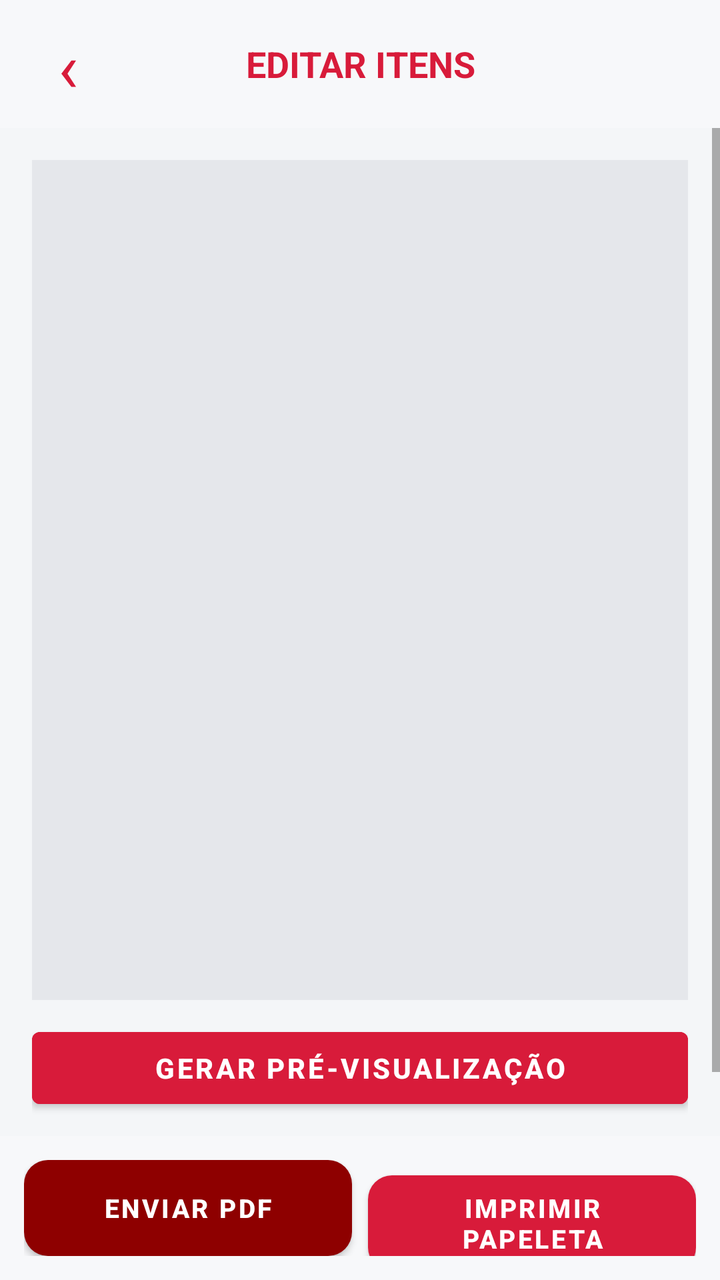
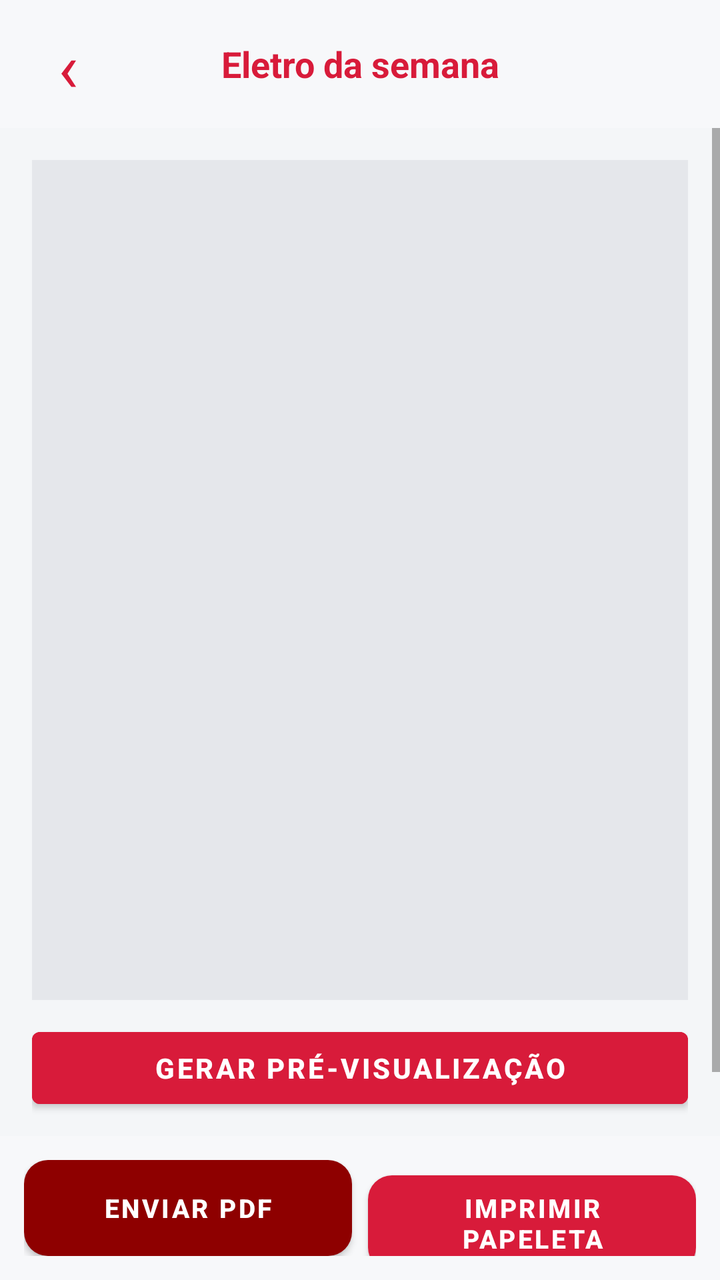

The first picture is an Android layout as it rendered before a commit; the second is the same layout after the commit. The layout source and the unified diff follow.
<!-- AndroidManifest.xml: activity theme AppTheme.NoActionBar -->
<!-- res/layout/activity_eletro_semana.xml -->
<?xml version="1.0" encoding="utf-8"?>
<LinearLayout xmlns:android="http://schemas.android.com/apk/res/android"
    xmlns:app="http://schemas.android.com/apk/res-auto"
    android:layout_width="match_parent"
    android:layout_height="match_parent"
    android:orientation="vertical"
    android:background="#F4F6F8">

    <LinearLayout
        android:layout_width="match_parent"
        android:layout_height="wrap_content"
        android:orientation="horizontal"
        android:gravity="center_vertical"
        android:background="#F7F8FA"
        android:paddingHorizontal="12dp"
        android:paddingVertical="10dp">

        <TextView
            android:id="@+id/btnVoltarEletro"
            android:layout_width="44dp"
            android:layout_height="44dp"
            android:gravity="center"
            android:text="‹"
            android:textColor="#D81B3A"
            android:textSize="34sp" />

        <TextView
            android:id="@+id/tvTituloEletro"
            android:layout_width="0dp"
            android:layout_height="wrap_content"
            android:layout_weight="1"
            android:gravity="center"
            android:text="EDITAR ITENS"
            android:textColor="#D81B3A"
            android:textSize="18sp"
            android:textStyle="bold" />

        <View
            android:layout_width="44dp"
            android:layout_height="44dp" />
    </LinearLayout>

    <ScrollView
        android:layout_width="match_parent"
        android:layout_height="0dp"
        android:layout_weight="1">

        <LinearLayout
            android:layout_width="match_parent"
            android:layout_height="wrap_content"
            android:orientation="vertical"
            android:padding="16dp">

            <ImageView
                android:id="@+id/ivPreviewEletro"
                android:layout_width="match_parent"
                android:layout_height="420dp"
                android:background="#E5E7EB"
                android:adjustViewBounds="false"
                android:scaleType="fitCenter" />

            <Button
                android:id="@+id/btnGerarPreviewEletro"
                android:layout_width="match_parent"
                android:layout_height="48dp"
                android:layout_marginTop="10dp"
                android:backgroundTint="#D81B3A"
                android:text="GERAR PRÉ-VISUALIZAÇÃO"
                android:textColor="#FFFFFF"
                android:textStyle="bold" />

            <TextView
                android:id="@+id/tvStatusEletro"
                android:layout_width="match_parent"
                android:layout_height="wrap_content"
                android:paddingVertical="6dp"
                android:gravity="center"
                android:textColor="#64748B"
                android:textSize="12sp" />

            <LinearLayout
                android:id="@+id/layoutEletroForm"
                android:layout_width="match_parent"
                android:layout_height="wrap_content"
                android:orientation="vertical" />
        </LinearLayout>
    </ScrollView>

    <LinearLayout
        android:layout_width="match_parent"
        android:layout_height="wrap_content"
        android:orientation="horizontal"
        android:background="#F7F8FA"
        android:padding="12dp">

        <com.google.android.material.button.MaterialButton
            android:id="@+id/btnShareEletro"
            android:layout_width="0dp"
            android:layout_height="48dp"
            android:layout_weight="1"
            android:insetTop="0dp"
            android:insetBottom="0dp"
            android:text="ENVIAR PDF"
            android:textColor="#FFFFFF"
            android:textSize="13sp"
            android:textStyle="bold"
            app:backgroundTint="#8E0000"
            app:cornerRadius="12dp" />

        <com.google.android.material.button.MaterialButton
            android:id="@+id/btnImprimirEletro"
            android:layout_width="0dp"
            android:layout_height="48dp"
            android:layout_marginStart="8dp"
            android:layout_weight="1"
            android:insetTop="0dp"
            android:insetBottom="0dp"
            android:text="IMPRIMIR PAPELETA"
            android:textColor="#FFFFFF"
            android:textSize="13sp"
            android:textStyle="bold"
            app:backgroundTint="#D81B3A"
            app:cornerRadius="12dp" />
    </LinearLayout>
</LinearLayout>
<!-- resources referenced by this layout -->
<resources>
  <style name="AppTheme.NoActionBar" parent="Theme.MaterialComponents.Light.NoActionBar">
          <item name="colorPrimary">@color/primary</item>
          <item name="colorPrimaryVariant">@color/primary_dark</item>
          <item name="colorSecondary">@color/accent</item>
          <item name="android:windowBackground">@color/gray_100</item>
          <item name="android:textColor">@color/gray_900</item>
          <item name="android:statusBarColor">@color/primary</item>
      </style>
  <color name="primary">#D7193F</color>
  <color name="primary_dark">#B0172F</color>
  <color name="accent">#4CAF50</color>
  <color name="gray_100">#F5F5F5</color>
  <color name="gray_900">#212121</color>
</resources>

<!-- the commit's change to res/layout/activity_eletro_semana.xml (unified diff, before → after) -->
@@ -30,7 +30,7 @@
             android:layout_height="wrap_content"
             android:layout_weight="1"
             android:gravity="center"
-            android:text="EDITAR ITENS"
+            android:text="Eletro da semana"
             android:textColor="#D81B3A"
             android:textSize="18sp"
             android:textStyle="bold" />
